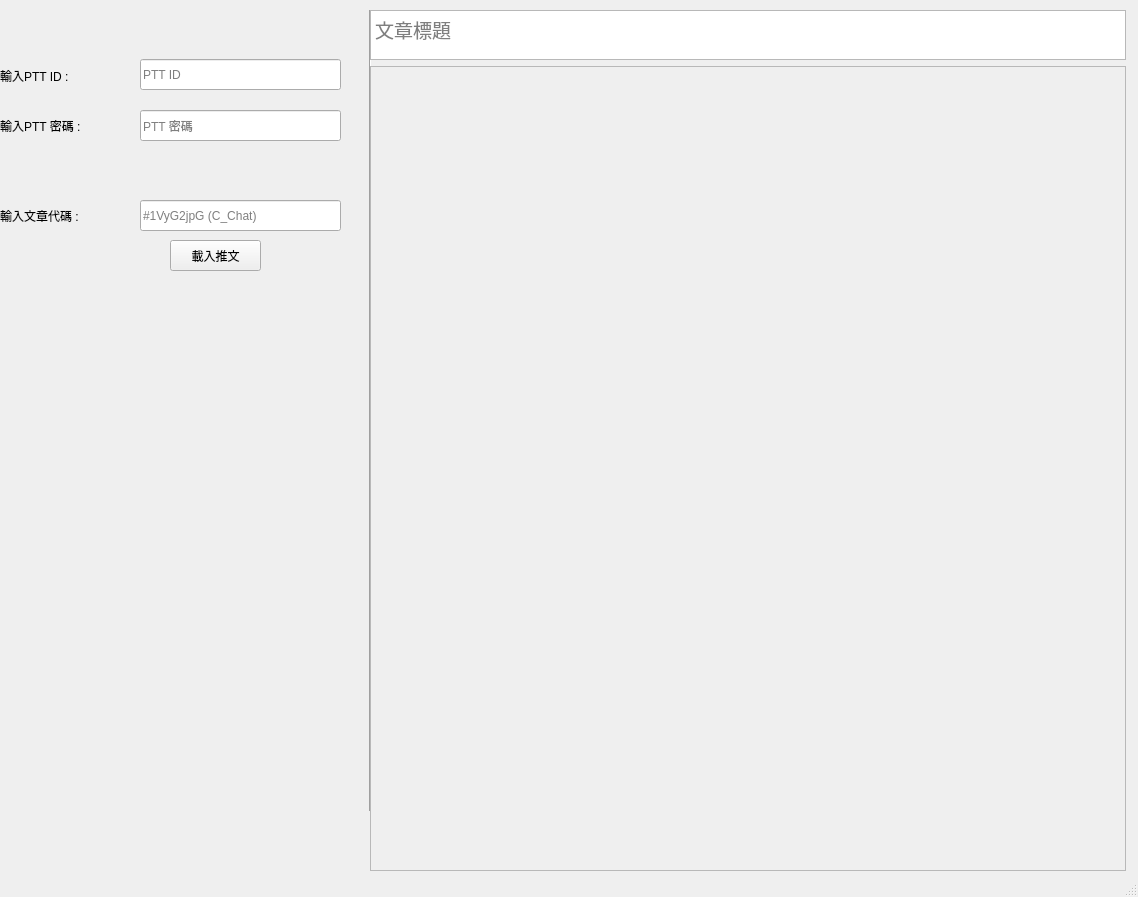
The window that QT/main.ui (AaronLi963/PTTPostCrawler) describes before a commit, drawn with Qt 5.
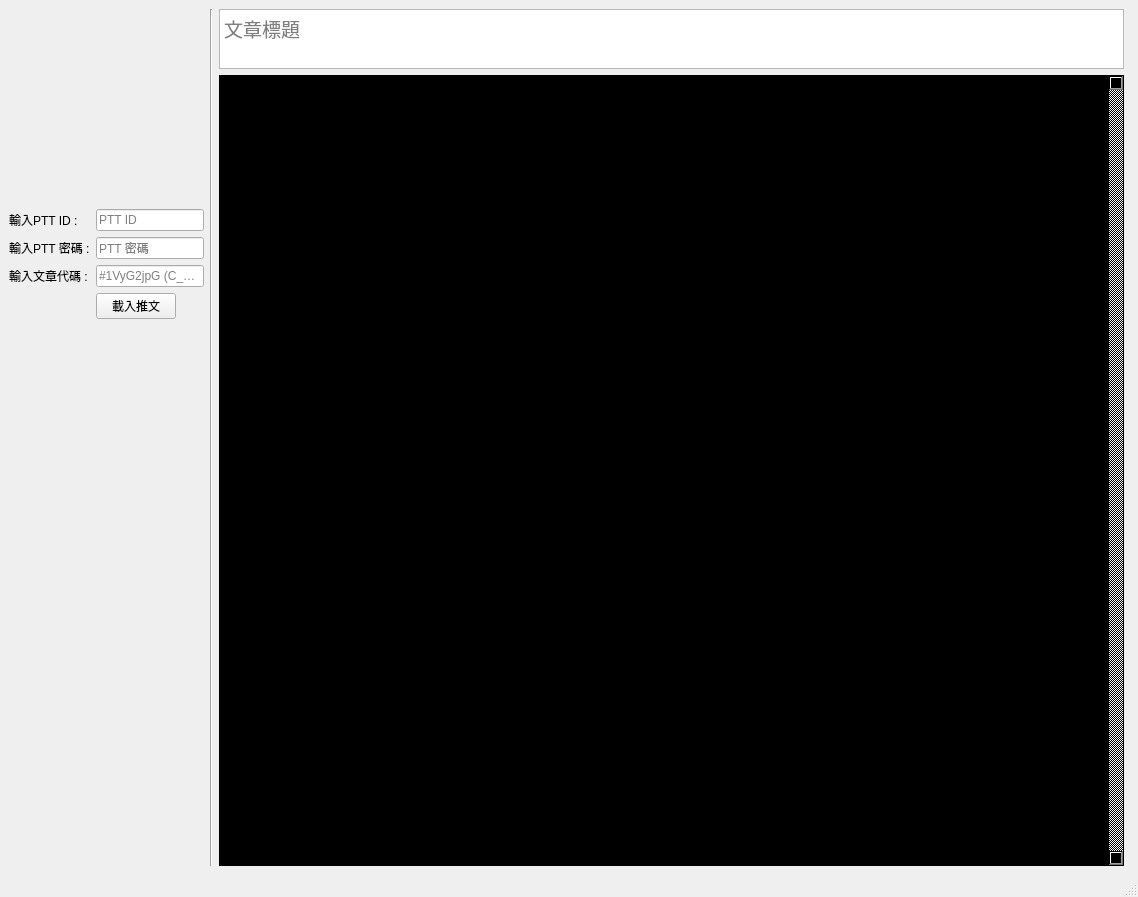
The same window after the commit.

Commit message: set color and resize

```diff
--- a/QT/main.ui
+++ b/QT/main.ui
@@ -10,86 +10,77 @@
     <height>897</height>
    </rect>
   </property>
+  <property name="sizePolicy">
+   <sizepolicy hsizetype="Expanding" vsizetype="Preferred">
+    <horstretch>0</horstretch>
+    <verstretch>0</verstretch>
+   </sizepolicy>
+  </property>
   <property name="windowTitle">
    <string>MainWindow</string>
   </property>
   <widget class="QWidget" name="centralwidget">
-   <widget class="QLabel" name="labelPTTPassword">
-    <property name="geometry">
-     <rect>
-      <x>0</x>
-      <y>110</y>
-      <width>131</width>
-      <height>31</height>
-     </rect>
-    </property>
-    <property name="text">
-     <string>輸入PTT 密碼 :</string>
-    </property>
-   </widget>
-   <widget class="QLineEdit" name="inputPTTID">
-    <property name="geometry">
-     <rect>
-      <x>140</x>
-      <y>59</y>
-      <width>201</width>
-      <height>31</height>
-     </rect>
-    </property>
-    <property name="text">
-     <string/>
-    </property>
-    <property name="placeholderText">
-     <string>PTT ID</string>
-    </property>
-   </widget>
-   <widget class="QLabel" name="labelAID">
-    <property name="geometry">
-     <rect>
-      <x>0</x>
-      <y>200</y>
-      <width>131</width>
-      <height>31</height>
-     </rect>
-    </property>
-    <property name="text">
-     <string>輸入文章代碼 :</string>
-    </property>
-   </widget>
+   <layout class="QHBoxLayout" name="horizontalLayout">
+    <item>
+     <layout class="QFormLayout" name="formLayout">
+      <property name="sizeConstraint">
+       <enum>QLayout::SetMaximumSize</enum>
+      </property>
+      <property name="fieldGrowthPolicy">
+       <enum>QFormLayout::FieldsStayAtSizeHint</enum>
+      </property>
+      <property name="topMargin">
+       <number>200</number>
+      </property>
+      <item row="0" column="0">
    <widget class="QLabel" name="labelPTTID">
-    <property name="geometry">
-     <rect>
-      <x>0</x>
-      <y>60</y>
-      <width>131</width>
-      <height>31</height>
-     </rect>
-    </property>
     <property name="text">
      <string>輸入PTT ID :</string>
     </property>
    </widget>
-   <widget class="Line" name="line">
-    <property name="geometry">
-     <rect>
-      <x>360</x>
-      <y>10</y>
-      <width>21</width>
-      <height>801</height>
-     </rect>
-    </property>
-    <property name="orientation">
-     <enum>Qt::Vertical</enum>
-    </property>
-   </widget>
+      </item>
+      <item row="0" column="1">
+       <widget class="QLineEdit" name="inputPTTID">
+        <property name="sizePolicy">
+         <sizepolicy hsizetype="Fixed" vsizetype="Fixed">
+          <horstretch>0</horstretch>
+          <verstretch>0</verstretch>
+         </sizepolicy>
+        </property>
+        <property name="maximumSize">
+         <size>
+          <width>200</width>
+          <height>100</height>
+         </size>
+        </property>
+        <property name="text">
+         <string/>
+        </property>
+        <property name="placeholderText">
+         <string>PTT ID</string>
+        </property>
+       </widget>
+      </item>
+      <item row="1" column="0">
+       <widget class="QLabel" name="labelPTTPassword">
+        <property name="text">
+         <string>輸入PTT 密碼 :</string>
+        </property>
+       </widget>
+      </item>
+      <item row="1" column="1">
    <widget class="QLineEdit" name="inputPTTPassword">
-    <property name="geometry">
-     <rect>
-      <x>140</x>
-      <y>110</y>
-      <width>201</width>
-      <height>31</height>
-     </rect>
+        <property name="sizePolicy">
+         <sizepolicy hsizetype="Fixed" vsizetype="Fixed">
+          <horstretch>0</horstretch>
+          <verstretch>0</verstretch>
+         </sizepolicy>
+        </property>
+        <property name="maximumSize">
+         <size>
+          <width>200</width>
+          <height>100</height>
+         </size>
     </property>
     <property name="text">
      <string/>
@@ -101,14 +92,27 @@
      <string>PTT 密碼</string>
     </property>
    </widget>
+      </item>
+      <item row="2" column="0">
+       <widget class="QLabel" name="labelAID">
+        <property name="text">
+         <string>輸入文章代碼 :</string>
+        </property>
+       </widget>
+      </item>
+      <item row="2" column="1">
    <widget class="QLineEdit" name="inputPTTAID">
-    <property name="geometry">
-     <rect>
-      <x>140</x>
-      <y>200</y>
-      <width>201</width>
-      <height>31</height>
-     </rect>
+        <property name="sizePolicy">
+         <sizepolicy hsizetype="Fixed" vsizetype="Fixed">
+          <horstretch>0</horstretch>
+          <verstretch>0</verstretch>
+         </sizepolicy>
+        </property>
+        <property name="maximumSize">
+         <size>
+          <width>200</width>
+          <height>100</height>
+         </size>
     </property>
     <property name="text">
      <string/>
@@ -117,29 +121,40 @@
      <string>#1VyG2jpG (C_Chat)</string>
     </property>
    </widget>
+      </item>
+      <item row="3" column="1">
    <widget class="QPushButton" name="bottonLoadPosts">
-    <property name="geometry">
-     <rect>
-      <x>170</x>
-      <y>240</y>
-      <width>91</width>
-      <height>31</height>
-     </rect>
+        <property name="sizePolicy">
+         <sizepolicy hsizetype="Fixed" vsizetype="Fixed">
+          <horstretch>0</horstretch>
+          <verstretch>0</verstretch>
+         </sizepolicy>
+        </property>
+        <property name="maximumSize">
+         <size>
+          <width>200</width>
+          <height>100</height>
+         </size>
     </property>
     <property name="text">
      <string>載入推文</string>
     </property>
    </widget>
-   <widget class="QWidget" name="layoutWidget">
-    <property name="geometry">
-     <rect>
-      <x>370</x>
-      <y>10</y>
-      <width>761</width>
-      <height>861</height>
-     </rect>
-    </property>
+      </item>
+     </layout>
+    </item>
+    <item>
+     <widget class="Line" name="lineSep">
+      <property name="orientation">
+       <enum>Qt::Vertical</enum>
+      </property>
+     </widget>
+    </item>
+    <item>
     <layout class="QVBoxLayout" name="verticalLayout_3">
+      <property name="sizeConstraint">
+       <enum>QLayout::SetNoConstraint</enum>
+      </property>
      <property name="rightMargin">
       <number>5</number>
      </property>
@@ -148,7 +163,7 @@
        <property name="maximumSize">
         <size>
          <width>16777215</width>
-         <height>50</height>
+          <height>60</height>
         </size>
        </property>
        <property name="font">
@@ -164,6 +179,15 @@
      </item>
      <item>
       <widget class="QScrollArea" name="scrollPost">
+        <property name="styleSheet">
+         <string notr="true">background-color: rgb(0, 0, 0);</string>
+        </property>
+        <property name="verticalScrollBarPolicy">
+         <enum>Qt::ScrollBarAlwaysOn</enum>
+        </property>
+        <property name="sizeAdjustPolicy">
+         <enum>QAbstractScrollArea::AdjustToContents</enum>
+        </property>
        <property name="widgetResizable">
         <bool>true</bool>
        </property>
@@ -172,15 +196,16 @@
          <rect>
           <x>0</x>
           <y>0</y>
-          <width>753</width>
-          <height>802</height>
+           <width>532</width>
+           <height>794</height>
          </rect>
         </property>
        </widget>
       </widget>
      </item>
     </layout>
-   </widget>
+    </item>
+   </layout>
   </widget>
   <widget class="QStatusBar" name="statusbar"/>
  </widget>
```
Lines whose indentation alone changed are shown as unchanged. The commit also changes 5 other files.
